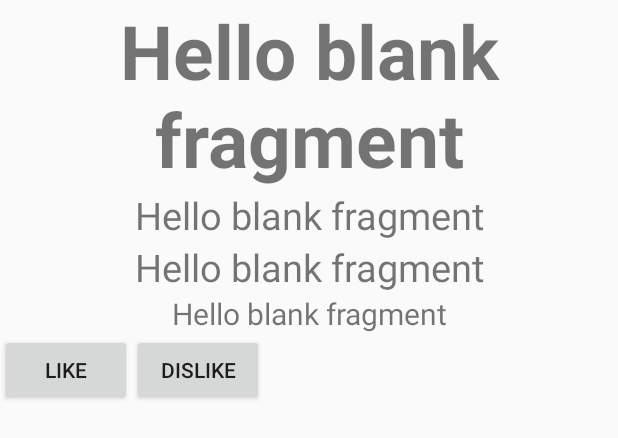
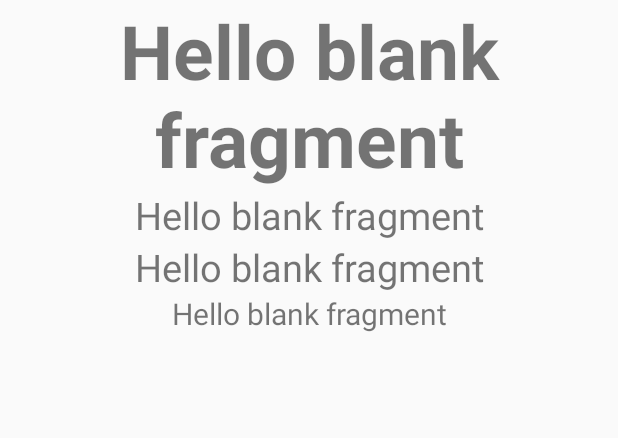
Before and after one commit to victorwernher/FoodFinder, an Android app: the layout fragment_rest_slide.xml on its own in the app's theme, with its tools: preview values and no code run, on a phone screen of 412 x 824 dp. Shown: the top 438 px of the screen. Run offline under Robolectric (Android 15) with nearby library versions, the phone set to English and light mode, and no system bars.

```diff
--- a/app/src/main/res/layout/fragment_rest_slide.xml
+++ b/app/src/main/res/layout/fragment_rest_slide.xml
@@ -2,12 +2,20 @@
     xmlns:tools="http://schemas.android.com/tools"
     android:layout_width="match_parent"
     android:layout_height="match_parent"
-    tools:context="csci567.foodfinder.RestSlide">
+    tools:context="csci567.foodfinder.RestSlide"
+    android:clickable="true"
+    android:focusable="true"
+    android:focusableInTouchMode="true"
+    android:id="@+id/rest_layout">
 
     <!-- TODO: Update blank fragment layout -->
     <RelativeLayout
         android:layout_width="match_parent"
-        android:layout_height="wrap_content">
+        android:layout_height="wrap_content"
+        android:clickable="true"
+        android:focusable="true"
+        android:focusableInTouchMode="true"
+        >
         <ImageView
             android:layout_width="wrap_content"
             android:layout_height="match_parent"
@@ -51,23 +59,12 @@
             android:textSize="20sp"
             android:gravity="center_horizontal" />
 
-        <LinearLayout
+
+        <Button
             android:layout_width="match_parent"
-            android:layout_height="wrap_content"
-            android:layout_below="@+id/tv_rating">
-
-            <Button
-                android:layout_width="wrap_content"
-                android:layout_height="wrap_content"
-                android:id="@+id/like_button"
-                android:text="@string/like"/>
-            <Button
-                android:layout_width="wrap_content"
-                android:layout_height="wrap_content"
-                android:id="@+id/dislike_button"
-                android:text="@string/dislike"/>
-
-        </LinearLayout>
+            android:layout_height="560dp"
+            android:alpha="0"
+            android:id="@+id/layout"/>
 
     </RelativeLayout>
 
```
Also changed, not shown: app/src/main/java/csci567/foodfinder/LocationActivity.java (+42 -9 lines), app/src/main/java/csci567/foodfinder/OnSwipeTouchListener.java (added, +77 -0 lines), app/src/main/java/csci567/foodfinder/RestSlide.java (+7 -0 lines), app/src/main/java/csci567/foodfinder/Restaurant.java (+11 -3 lines).
